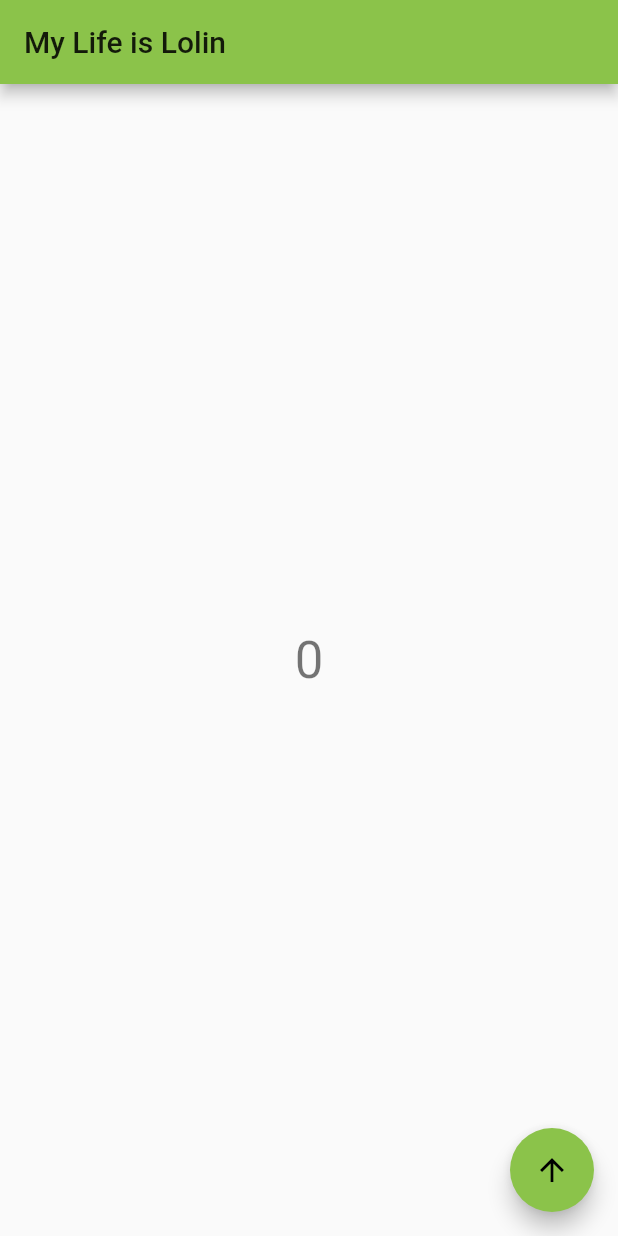
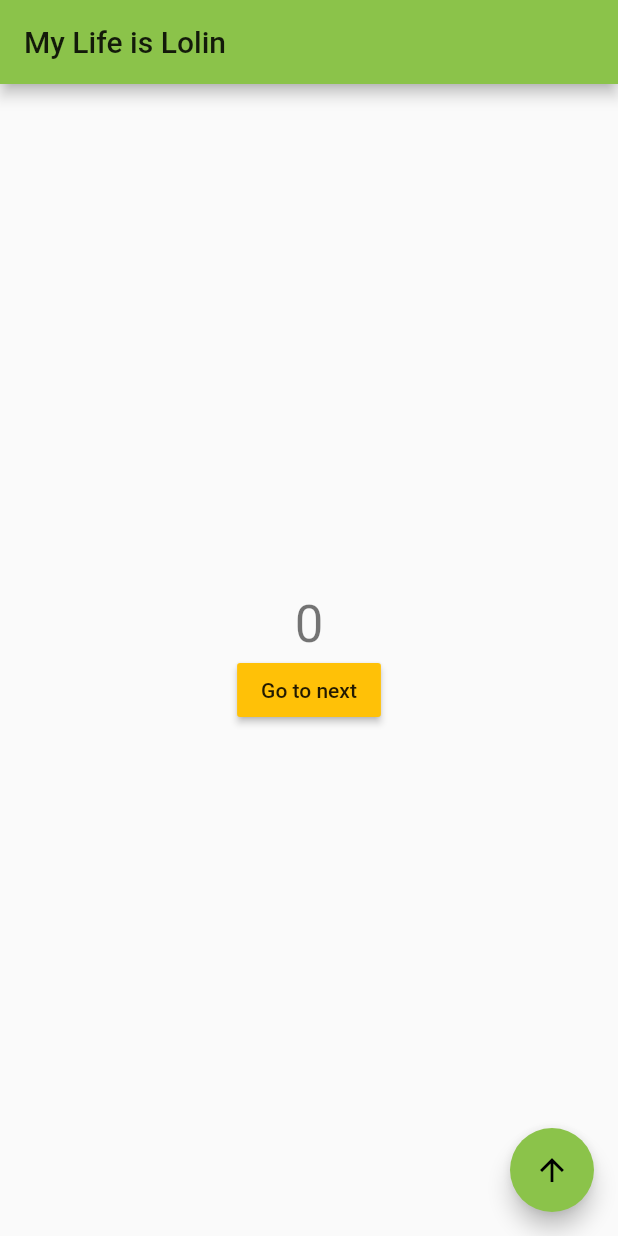
Before and after one commit to sandunsameera/Basics-from-flutter, a Flutter app: the screen it shows after launch, on a phone screen of 412 x 824 dp. Run offline on Flutter 3.47's test engine with Material 2 defaults, Android fonts, the phone set to English and light mode, and no system bars.

Commit message:
basic from flutter

```diff
--- a/lib/main.dart
+++ b/lib/main.dart
@@ -1,4 +1,5 @@
 import 'package:flutter/material.dart';
+import 'package:lolin/next_screen.dart';
 
 void main() => runApp(new MyApp());
 
@@ -39,9 +40,22 @@ class HomeScreenState extends State<HomeScreen> {
         title: Text("My Life is Lolin"),
       ),
       body: Center(
-        child: Text(
-          count.toString(),
-          style: Theme.of(context).textTheme.display1,
+        child: Column(
+          mainAxisAlignment: MainAxisAlignment.center,
+          children: <Widget>[
+            Text(
+              count.toString(),
+              style: Theme.of(context).textTheme.display1,
+            ),
+            RaisedButton(
+              child: Text("Go to next"),
+              color: Colors.amber,
+              onPressed: () {
+                Navigator.of(context).pushReplacement(
+                    MaterialPageRoute(builder: (context) => NextScreen()));
+              },
+            )
+          ],
         ),
       ),
       floatingActionButton: FloatingActionButton(
--- /dev/null
+++ b/lib/next_screen.dart
@@ -0,0 +1,13 @@
+import 'package:flutter/material.dart';
+
+class NextScreen extends StatelessWidget {
+  @override
+  Widget build(BuildContext context) {
+    return Scaffold(
+      appBar: AppBar(
+        title: Text("Next"),
+      ),
+      body: Text("next"),
+    );
+  }
+}
```
